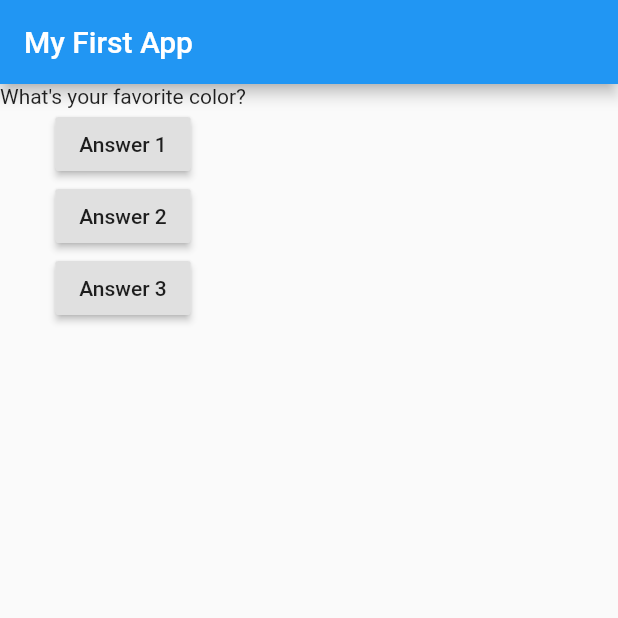
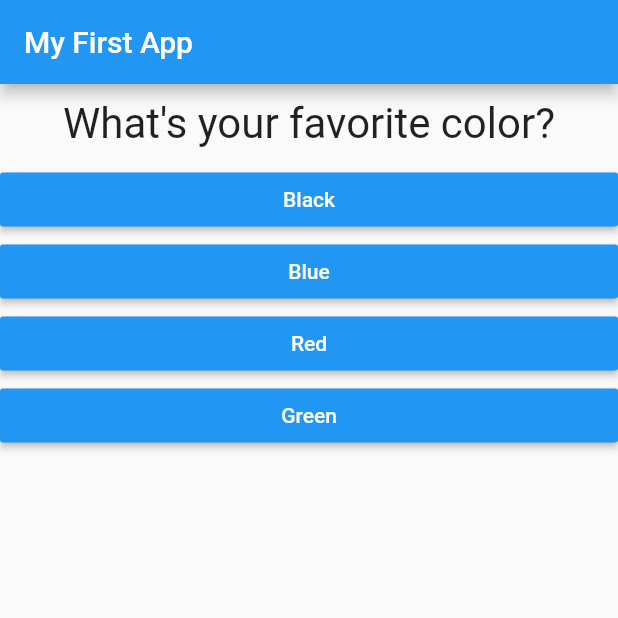
Before and after one commit to sukhpalvasdev/Flutter, a Flutter app: the screen it shows after launch, on a phone screen of 412 x 824 dp, the top half of it. Run offline on Flutter 3.47's test engine with Material 2 defaults, Android fonts, the phone set to English and light mode, and no system bars.

Commit message:
upto-Lesson45

```diff
--- /dev/null
+++ b/01_module/hello_app/lib/answer.dart
@@ -0,0 +1,21 @@
+import 'package:flutter/material.dart';
+
+class Answer extends StatelessWidget {
+  final Function selectHandler;
+  final String answerText;
+
+  Answer(this.selectHandler, this.answerText);
+
+  @override
+  Widget build(BuildContext context) {
+    return Container(
+      width: double.infinity,
+      child: RaisedButton(
+        color: Colors.blue,
+        textColor: Colors.white,
+        child: Text(answerText),
+        onPressed: selectHandler,
+      ),
+    );
+  }
+}
--- a/01_module/hello_app/lib/main.dart
+++ b/01_module/hello_app/lib/main.dart
@@ -1,7 +1,7 @@
 //import 'package:flutter/cupertino.dart';
 import 'package:flutter/material.dart';
 import './question.dart';
-
+import './answer.dart';
 
 //void main(){
 //  runApp(MyApp());
@@ -9,8 +9,7 @@ import './question.dart';
 
 void main() => runApp(MyApp());
 
-class MyApp extends StatefulWidget{
-
+class MyApp extends StatefulWidget {
   @override
   State<StatefulWidget> createState() {
     // TODO: implement createState
@@ -21,7 +20,7 @@ class MyApp extends StatefulWidget{
 class _MyAppState extends State<MyApp> {
   var _questionIndex = 0;
 
-  void _answerQuestion(){
+  void _answerQuestion() {
     setState(() {
       _questionIndex += 1;
     });
@@ -30,9 +29,19 @@ class _MyAppState extends State<MyApp> {
 
   @override
   Widget build(BuildContext context) {
-    var questions = [
-      'What\'s your favorite color?',
-      'What\'s your pet\s name?'
+    const questions = [
+      {
+        'questionText': 'What\'s your favorite color?',
+        'answers': ['Black', 'Blue', 'Red', 'Green'],
+      },
+      {
+        'questionText': 'What\'s your pet\s name?',
+        'answers': ['Dog', 'Cat', 'Rabbit', 'Lion'],
+      },
+      {
+        'questionText': 'What\'s your favourite software?',
+        'answers': ['Mari', 'Katana', 'Houdini', 'Maya'],
+      },
     ];
 
     return MaterialApp(
@@ -43,22 +52,12 @@ class _MyAppState extends State<MyApp> {
         body: Column(
           children: [
             Question(
-                questions[_questionIndex],
+              questions[_questionIndex]['questionText'],
             ),
-            RaisedButton(
-              child: Text('Answer 1'),
-              onPressed: _answerQuestion,
-            ),
-            RaisedButton(
-              child: Text('Answer 2'),
-              onPressed: () => print('Answer 2 chosen!'),
-            ),
-            RaisedButton(
-              child: Text('Answer 3'),
-              onPressed: () {
-                print('Answer 3 chosen!');
-              },
-            )
+            ...(questions[_questionIndex]['answers'] as List<String>)
+                .map((answer) {
+              return Answer(_answerQuestion, answer);
+            }).toList()
           ],
         ),
       ),
--- a/01_module/hello_app/lib/question.dart
+++ b/01_module/hello_app/lib/question.dart
@@ -7,6 +7,14 @@ class Question extends StatelessWidget {
 
   @override
   Widget build(BuildContext context) {
-    return Text(questionText);
+    return Container(
+      width: double.infinity,
+      margin: EdgeInsets.all(10),
+      child: Text(
+        questionText,
+        style: TextStyle(fontSize: 28),
+        textAlign: TextAlign.center,
+      ),
+    );
   }
 }
```
